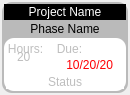
kanooshka/DPS_PIPELINE, file DPSPipeline/widgets/mytaskswidgetitem/ui/mytaskswidgetitem.ui: the form before one commit.
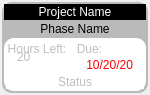
The form after the commit.

Commit message: Adjusted task widget item to say hours left instead of just hours

Diff of the .ui file:
```diff
--- a/DPSPipeline/widgets/mytaskswidgetitem/ui/mytaskswidgetitem.ui
+++ b/DPSPipeline/widgets/mytaskswidgetitem/ui/mytaskswidgetitem.ui
@@ -6,7 +6,7 @@
    <rect>
     <x>0</x>
     <y>0</y>
-    <width>130</width>
+    <width>150</width>
     <height>95</height>
    </rect>
   </property>
@@ -168,7 +168,7 @@
            <item>
             <widget class="QGroupBox" name="groupBox_2">
              <property name="title">
-              <string>Hours:</string>
+              <string>Hours Left:</string>
              </property>
              <layout class="QHBoxLayout" name="horizontalLayout_3">
               <item>
```
